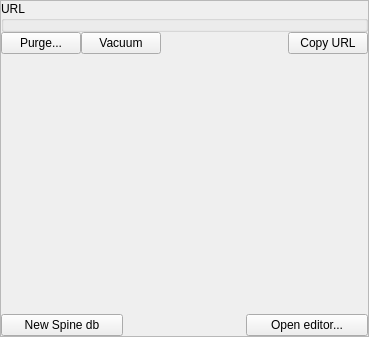
spine-tools/spine-items, file spine_items/data_store/ui/data_store_properties.ui: the form before one commit.
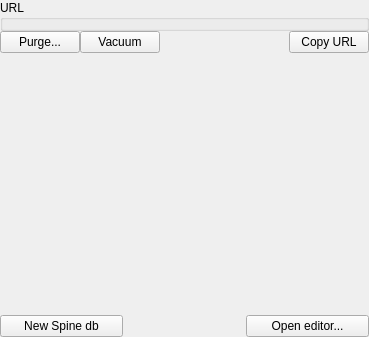
The form after the commit. Icons and pictures are not drawn. Custom widgets are drawn as their Qt base class.

Commit message:
Add stylesheets to properties widgets scroll areas to make scroll area backgrounds transparent
Re #spine-tools/Spine-Toolbox#3012

The edit to the form file:
```diff
--- a/spine_items/data_store/ui/data_store_properties.ui
+++ b/spine_items/data_store/ui/data_store_properties.ui
@@ -26,6 +26,10 @@
   <property name="windowTitle">
    <string>Form</string>
   </property>
+  <property name="styleSheet">
+   <string notr="true">QScrollArea { background: transparent; }
+QScrollArea &gt; QWidget &gt; QWidget { background: transparent; }</string>
+  </property>
   <layout class="QVBoxLayout" name="verticalLayout_3">
    <property name="spacing">
     <number>0</number>
@@ -44,6 +48,9 @@
    </property>
    <item>
     <widget class="QScrollArea" name="scrollArea">
+     <property name="frameShape">
+      <enum>QFrame::Shape::NoFrame</enum>
+     </property>
      <property name="widgetResizable">
       <bool>true</bool>
      </property>
@@ -52,8 +59,8 @@
        <rect>
         <x>0</x>
         <y>0</y>
-        <width>367</width>
-        <height>335</height>
+        <width>369</width>
+        <height>337</height>
        </rect>
       </property>
       <layout class="QVBoxLayout" name="verticalLayout">
```
The commit also changes 15 other files.
